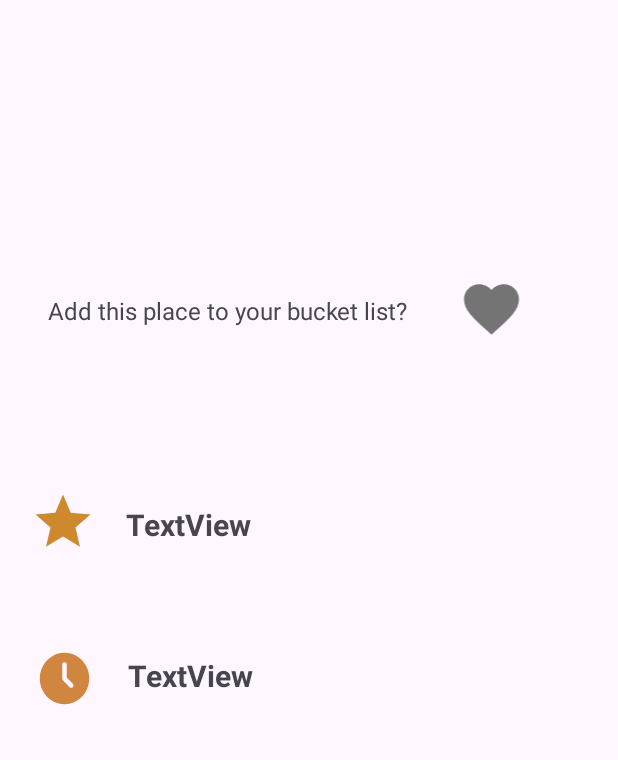
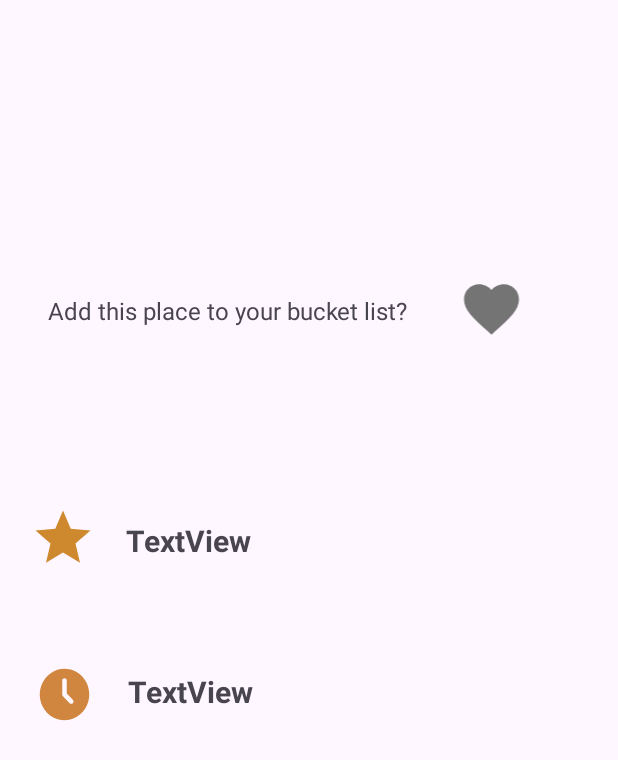
Before and after one commit to Bhuvan588/Tourism-App, an Android app: the PlaceDetailsActivity screen opened directly, with no data from a screen before it, on a phone screen of 412 x 824 dp. Shown: the top 760 px of the screen. Run offline under Robolectric (Android 15) with nearby library versions, the light colour scheme and no system bars; our stand-ins replace Firebase (no records; nobody signed in at launch, a user with empty details on screens opened directly), Volley; 4 statements that could not run were skipped.

Commit message:
Fixed UI in PlaceDetailsActivity

```diff
--- a/app/src/main/java/com/example/mad_final/HomeFragment.java
+++ b/app/src/main/java/com/example/mad_final/HomeFragment.java
@@ -88,7 +88,7 @@ public class HomeFragment extends Fragment {
         // Initialize FusedLocationProviderClient
         fusedLocationProviderClient = LocationServices.getFusedLocationProviderClient(requireContext());
 
-        Places.initialize(getContext(), "YOUR API KEY. MERA KYU CHAHIYE? :)");
+        Places.initialize(getContext(), "YOUR API KEY");
 
 
 
--- a/app/src/main/java/com/example/mad_final/PlaceDetailsActivity.java
+++ b/app/src/main/java/com/example/mad_final/PlaceDetailsActivity.java
@@ -96,7 +96,7 @@ public class PlaceDetailsActivity extends AppCompatActivity {
         db = FirebaseFirestore.getInstance();
 
 
-        Places.initialize(getApplicationContext(), "YOUR API KEY . MERA KYU CHAHIYE? :)");
+        Places.initialize(getApplicationContext(), "YOUR API KEY");
 
         placesClient = Places.createClient(this);
 
--- a/app/src/main/res/layout/activity_place_details.xml
+++ b/app/src/main/res/layout/activity_place_details.xml
@@ -6,19 +6,26 @@
     android:layout_height="match_parent"
     tools:context=".PlaceDetailsActivity">
 
+    <RelativeLayout
+        android:id="@+id/place__heading"
+        android:layout_width="match_parent"
+        android:layout_height="wrap_content"
+        app:layout_constraintStart_toStartOf="parent"
+        android:gravity="center"
+        app:layout_constraintTop_toTopOf="parent">
+
         <TextView
             android:id="@+id/place_details_name"
             android:layout_width="wrap_content"
             android:layout_height="wrap_content"
-        android:layout_marginStart="184dp"
             android:layout_marginTop="116dp"
-        android:gravity="center"
             android:text="TextView"
-        android:textColor="#000000"
-        android:textSize="16sp"
+            android:textColor="@color/primary_orange"
+            android:textSize="24sp"
             android:textStyle="bold"
             app:layout_constraintStart_toStartOf="parent"
             app:layout_constraintTop_toTopOf="parent" />
+    </RelativeLayout>
 
     <TextView
         android:id="@+id/place_details_description"
@@ -30,7 +37,7 @@
         android:text="TextView"
         android:textSize="16sp"
         app:layout_constraintStart_toStartOf="parent"
-        app:layout_constraintTop_toBottomOf="@+id/place_details_name" />
+        app:layout_constraintTop_toBottomOf="@+id/place__heading" />
 
     <TextView
         android:id="@+id/textView13"
```
Lines whose indentation alone changed are shown as unchanged.
